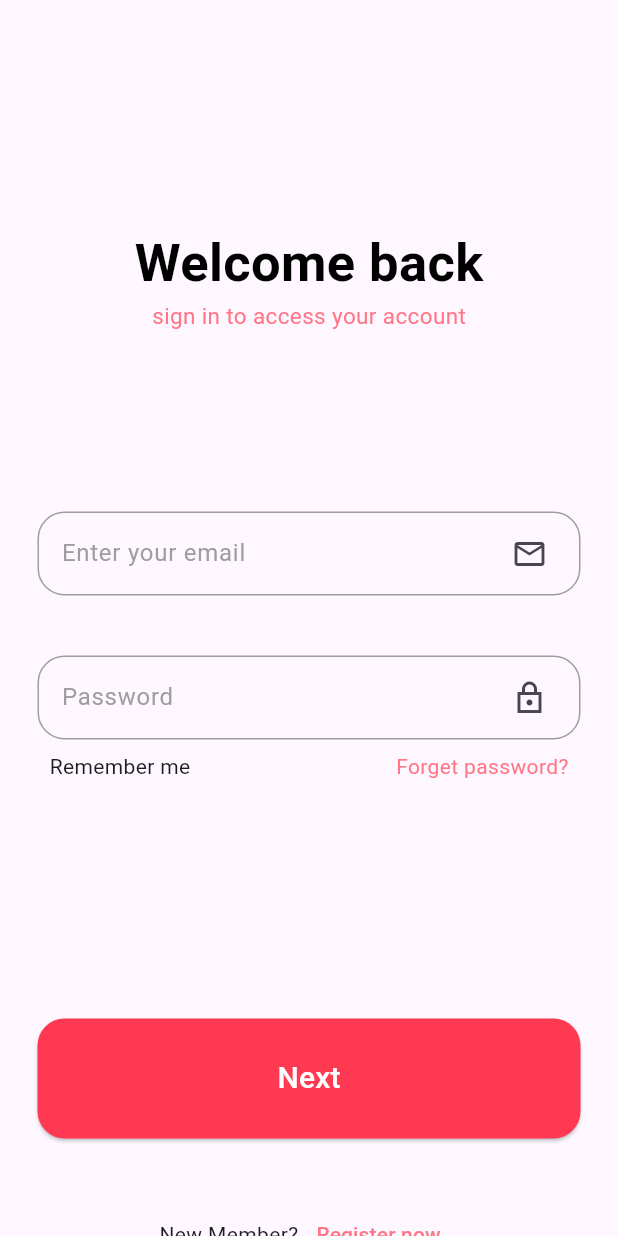
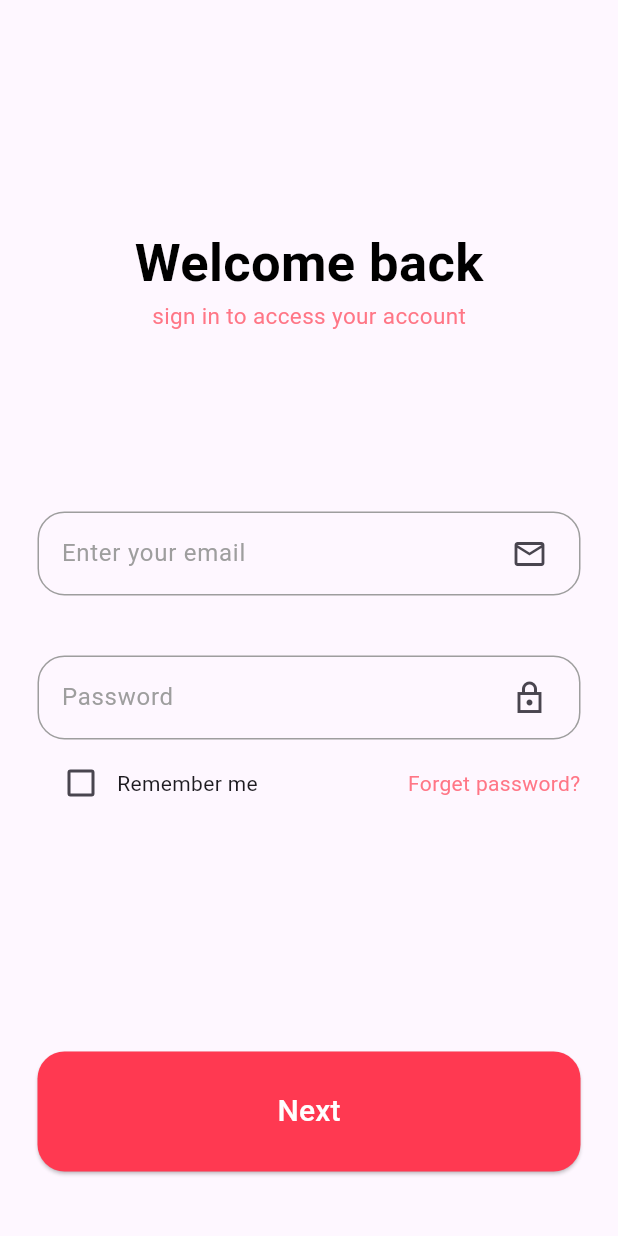
Before and after one commit to NurProger/login_ui_flutter, a Flutter app: the screen it shows after launch, on a phone screen of 412 x 824 dp. Run offline on Flutter 3.47's test engine with Material 3 defaults, Android fonts, the phone set to English and light mode, and no system bars.

Commit message:
Upgrade text styles

```diff
--- a/lib/View/sign_in_screen.dart
+++ b/lib/View/sign_in_screen.dart
@@ -10,6 +10,7 @@ class SignInScreen extends StatefulWidget {
 }
 
 class _SignInScreenState extends State<SignInScreen> {
+  bool isCheck = false;
   @override
   Widget build(BuildContext context) {
     return Scaffold(
@@ -60,9 +61,9 @@ class _SignInScreenState extends State<SignInScreen> {
                       height: 40,
                     ),
                     TextField(
-                  obscureText: true,
                       decoration: InputDecoration(
                           labelText: "Password",
+
                           suffixIcon: Padding(
                             padding: const EdgeInsets.only(right: 20.0),
                             child: Icon(Icons.lock_outline_sharp),
@@ -79,11 +80,20 @@ class _SignInScreenState extends State<SignInScreen> {
                           border: OutlineInputBorder()),
                     ),
                     Padding(
-                  padding: const EdgeInsets.all(8.0),
+                      padding: const EdgeInsets.all(5.0),
                       child: Row(
-                    mainAxisAlignment: MainAxisAlignment.spaceBetween,
+                        mainAxisAlignment: MainAxisAlignment.start,
                         children: [
+                          Checkbox(
+                              value: isCheck,
+                              activeColor: Color.fromARGB(255, 255, 57, 81),
+                              onChanged: (bool? newBool){
+                                setState(() {
+                                  isCheck = newBool!;
+                                });
+                              }),
                           Text("Remember me"),
+                          SizedBox(width: 100,),
                           Text(
                             "Forget password?",
                             style: TextStyle(
--- a/lib/View/sign_up_screen.dart
+++ b/lib/View/sign_up_screen.dart
@@ -124,10 +124,10 @@ class _SignInScreenState extends State<SignUpScreen> {
                       child: RichText(
                           text: const TextSpan(
                               text: "By checking the box you agree to our",
-                              style: TextStyle(fontSize: 12),
+                              style: TextStyle(fontSize: 12,color: Colors.black),
                               children: [
                                 TextSpan(
-                                    text: " Terms ",
+                                    text: "  Terms ",
                                     style: TextStyle(color: Color.fromARGB(255, 255, 118, 134)),
                                     children: [
                                       TextSpan(
@@ -159,6 +159,7 @@ class _SignInScreenState extends State<SignUpScreen> {
                     RichText(
                         text: const TextSpan(
                             text: "Already a member? ",
+                            style: TextStyle(color: Colors.black),
                             children: [
                               TextSpan(
                                   text: "Log In",
```
Lines whose indentation alone changed are shown as unchanged.
